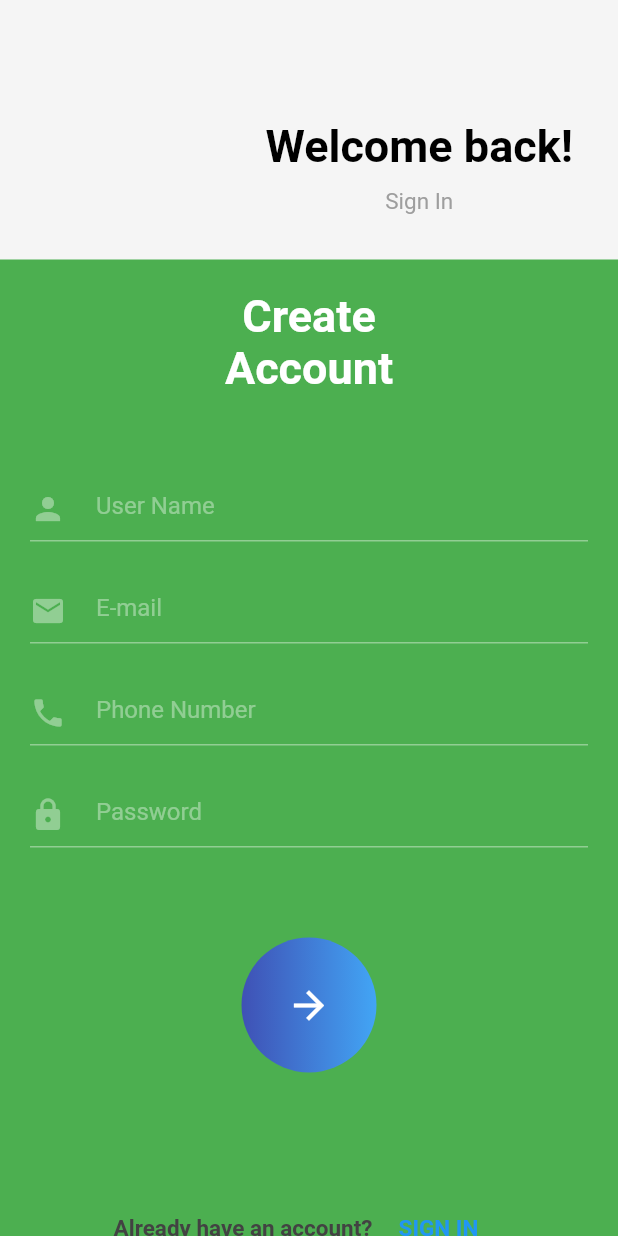
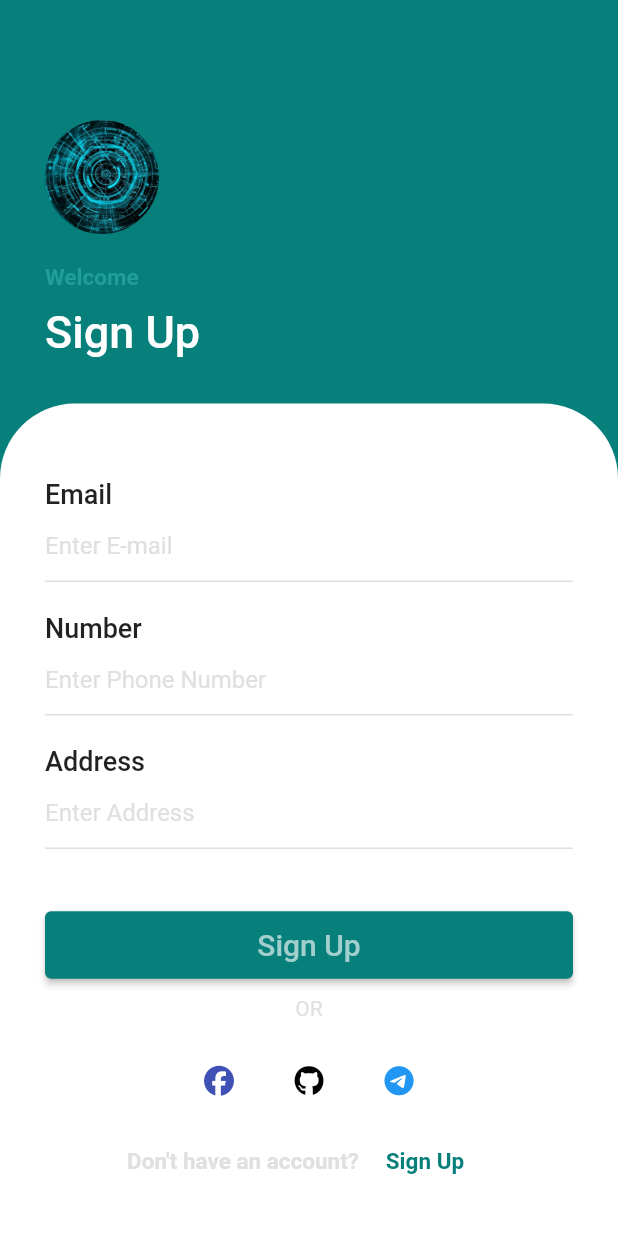
Before and after one commit to NorbekUktamov/databasedemo, a Flutter app: the RegisterPage screen opened by its route, on a phone screen of 412 x 824 dp. Run offline on Flutter 3.47's test engine with Material 2 defaults, Android fonts, the phone set to English and light mode, and no system bars; our stand-ins replace font_awesome_flutter, hive, hive_flutter; accounts and stored records are empty.

Commit message:
database update

```diff
--- a/lib/main.dart
+++ b/lib/main.dart
@@ -27,7 +27,7 @@ class MyApp extends StatelessWidget {
 
         primarySwatch: Colors.blue,
       ),
-      home: LoginPage(),
+      home: RegisterPage(),
       routes: {
         Homepage.id:(context)=>Homepage(),
         SignUpPage.id:(context)=>SignUpPage(),
--- a/lib/models/account_model.dart
+++ b/lib/models/account_model.dart
@@ -0,0 +1,21 @@
+class Account {
+  final String name;
+  final String email;
+  // final String phone;
+  final String password;
+
+
+  Account({required this.email,required this.password,required this.name});
+  //constructor that convert json to object instance
+  Account.fromJson(Map<String, dynamic> json)
+      : email = json['email'],
+        name = json['name'],
+        password=json['password'];
+  //a method that convert object to json
+  Map<String, dynamic> toJson() => {
+    'email': email,
+    'name': name,
+
+    'password':password,
+  };
+}
--- a/lib/models/user_model.dart
+++ b/lib/models/user_model.dart
@@ -1,18 +1,18 @@
 class User {
-   final String name;
-  // final String email;
+   //final String name;
+  final String email;
   // final String phone;
   final String password;
 
 
-  User({required this.name,required this.password});
+  User({required this.email,required this.password,});
   //constructor that convert json to object instance
   User.fromJson(Map<String, dynamic> json)
-      : name = json['name'],
+      : email = json['email'],
         password=json['password'];
   //a method that convert object to json
   Map<String, dynamic> toJson() => {
-    'name': name,
+    'email': email,
 
     'password':password,
   };
--- a/lib/pages/home_page.dart
+++ b/lib/pages/home_page.dart
@@ -23,14 +23,14 @@ class _HomepageState extends State<Homepage> {
     String username=usernameController.text.toString().trim();
     String password =passwordController.text.toString().trim();
 
-    var user=User(name: username, password: password);
+    var user=User(email: username, password: password);
 
     HiveDB().setUser(user);
 
     var user2=HiveDB().getUser();
 
     print(user2.password);
-    print(user2.name);
+    print(user2.email);
 
 
   }
--- a/lib/pages/login_page.dart
+++ b/lib/pages/login_page.dart
@@ -1,6 +1,11 @@
+import 'package:databasedemo/pages/register_page.dart';
 import 'package:flutter/cupertino.dart';
 import 'package:flutter/material.dart';
 import 'package:font_awesome_flutter/font_awesome_flutter.dart';
+
+import '../models/user_model.dart';
+import '../utils/db_service.dart';
+import 'home_page.dart';
 
 class LoginPage extends StatefulWidget {
   const LoginPage({Key? key}) : super(key: key);
@@ -15,6 +20,30 @@ class _LoginPageState extends State<LoginPage> {
   TextEditingController emailController=  TextEditingController();
   TextEditingController passwordController=  TextEditingController();
 
+  void _doLogin(){
+
+
+
+    String email=emailController.text.toString().trim();
+    String password =passwordController.text.toString().trim();
+    if(email.isNotEmpty && password.isNotEmpty){
+      Navigator.pushNamed(context,Homepage.id);
+    }
+
+    var user=User(email: email, password: password);
+
+
+    HiveDB().setUser(user);
+
+    var user2=HiveDB().getUser();
+
+
+    print(user2.password);
+    print(user2.email);
+
+
+  }
+
 
 
 
@@ -24,7 +53,7 @@ class _LoginPageState extends State<LoginPage> {
       body: Container(
         width: double.infinity,
         decoration: BoxDecoration(
-          color: Colors.green,
+          color: Color.fromRGBO(7, 127, 123 ,1),
         ),
         child: Column(
           crossAxisAlignment: CrossAxisAlignment.start,
@@ -52,7 +81,7 @@ class _LoginPageState extends State<LoginPage> {
                   Text(
                     "Welcome",
                     style: TextStyle(
-                        color: Colors.black,
+                        color: Color.fromRGBO(33, 158, 154,1),
                         fontSize: 15,
                         fontWeight: FontWeight.bold),
                   ),
@@ -61,7 +90,7 @@ class _LoginPageState extends State<LoginPage> {
                   ),
                   Text(
                     "Sign In",
-                    style: TextStyle(color: Colors.grey.shade500, fontSize: 30),
+                    style: TextStyle(color: Colors.white, fontSize: 30,fontWeight: FontWeight.w500),
                   )
                 ],
               ),
@@ -81,7 +110,7 @@ class _LoginPageState extends State<LoginPage> {
                       crossAxisAlignment: CrossAxisAlignment.start,
                       children: [
                         SizedBox(
-                          height: 40,
+                          height: 20,
                         ),
                         //#registration
                         //User name
@@ -104,27 +133,9 @@ class _LoginPageState extends State<LoginPage> {
                           ),
                         ),
 
-                        SizedBox(height: 20,),
-                        //Phone
-                        Text("Number",style: TextStyle(fontSize: 18,fontWeight: FontWeight.w500,),),
-                        TextFormField(
-
-                          decoration: InputDecoration(
-                            hintText: 'Enter Phone Number',
-                            hintStyle: TextStyle(color: Colors.grey.shade300),
-                            enabledBorder: UnderlineInputBorder(
-                              borderSide: BorderSide(color: Colors.grey.shade300),
-                            ),
-                            focusedBorder: UnderlineInputBorder(
-                              borderSide: BorderSide(color: Colors.black),
-                            ),
-
-
-                          ),
-                        ),
-                        SizedBox(height: 20,),
+                        SizedBox(height: 40,),
                         //Password
-                        Text("Address",style: TextStyle(fontSize: 18,fontWeight: FontWeight.w500),),
+                        Text("Password",style: TextStyle(fontSize: 18,fontWeight: FontWeight.w500),),
                         TextFormField(
                           controller: passwordController,
                           decoration: InputDecoration(
@@ -141,35 +152,51 @@ class _LoginPageState extends State<LoginPage> {
                         ),
 
                         SizedBox(
-                          height: 50,
+                          height: 30,
+                        ),
+                        Center(
+                          child:Text("Forgot Password?",style: TextStyle(color: Colors.grey.shade300,)) ,
+                        ),
+                        SizedBox(
+                          height: 30,
                         ),
 
                         //#Sign Up button
                         ElevatedButton(
                           style: ElevatedButton.styleFrom(
+                          primary: Color.fromRGBO(7, 127, 123 ,1),
                           ),
                           child: Container(
                             height: 45,
+                            width: double.infinity,
                             alignment: Alignment.center,
-                            decoration: const BoxDecoration(shape: BoxShape.circle),
+                            decoration: const BoxDecoration(
+
+                            ),
                             child: const Text(
                               'Sign In',
-                              style: TextStyle(fontSize: 20),
+                              style: TextStyle(fontSize: 20,color: Color.fromRGBO(162, 207, 205 ,1)),
                             ),
                           ),
-                          onPressed: () {},
+                          onPressed: () {
+                            _doLogin();
+                          },
                         ),
                         SizedBox(height: 10,),
-                        Text("OR",style: TextStyle(color: Colors.grey.shade300,)),
+                        Center(
+                          child:Text("OR",style: TextStyle(color: Colors.grey.shade300,)) ,
+                        ),
+                        SizedBox(height: 30,),
+
 
                         Row(
                           mainAxisAlignment: MainAxisAlignment.center,
                           children: [
-                            Icon(FontAwesomeIcons.facebook, size: 20.0),
-                            SizedBox(width: 10,),
-                            Icon(FontAwesomeIcons.twitter, size: 20.0),
-                            SizedBox(width: 10,),
-                            Icon(FontAwesomeIcons.telegram, size:20.0),
+                            Icon(FontAwesomeIcons.facebook,color:Colors.indigo, size: 20.0),
+                            SizedBox(width: 40,),
+                            Icon(FontAwesomeIcons.github,color: Colors.black, size: 20.0),
+                            SizedBox(width: 40,),
+                            Icon(FontAwesomeIcons.telegram,color: Colors.blue, size:20.0),
                           ],
                         ),
 
@@ -181,12 +208,12 @@ class _LoginPageState extends State<LoginPage> {
                         Row(
                           mainAxisAlignment: MainAxisAlignment.center,
                           children: [
-                            Text("Don't have an account?",style:TextStyle(color: Colors.grey.shade800,fontSize: 15,fontWeight: FontWeight.bold) ,),
+                            Text("Don't have an account?",style:TextStyle(color: Colors.grey.shade300,fontSize: 15,fontWeight: FontWeight.bold) ,),
                             FlatButton(
                               onPressed: (){
-                                //Navigator.pushNamed(context,SignInPage.id);
+                                Navigator.pushNamed(context,RegisterPage.id);
                               },
-                              child: Text("Sign Up",style:TextStyle(color: Colors.blue,fontSize: 15,fontWeight: FontWeight.bold) ,),),
+                              child: Text("Sign In",style:TextStyle(color:Color.fromRGBO(7, 127, 123 ,1),fontSize: 15,fontWeight: FontWeight.bold) ,),),
                           ],
                         ),
                       ],
--- a/lib/pages/register_page.dart
+++ b/lib/pages/register_page.dart
@@ -1,4 +1,10 @@
+import 'package:databasedemo/pages/login_page.dart';
 import 'package:flutter/material.dart';
+import 'package:font_awesome_flutter/font_awesome_flutter.dart';
+
+import '../models/account_model.dart';
+import '../models/user_model.dart';
+import '../utils/db_service.dart';
 
 class RegisterPage extends StatefulWidget {
   const RegisterPage({Key? key}) : super(key: key);
@@ -11,7 +17,28 @@ class RegisterPage extends StatefulWidget {
 class _RegisterPageState extends State<RegisterPage> {
 
   TextEditingController emailController=  TextEditingController();
-  TextEditingController passwordController=  TextEditingController();
+  TextEditingController phoneController=  TextEditingController();
+  TextEditingController addressdController=  TextEditingController();
+
+  void _doSignIn(){
+
+
+    String email=emailController.text.toString().trim();
+    String phone =phoneController.text.toString().trim();
+    String adress =addressdController.text.toString().trim();
+
+    var account=Account(name: phone, password: adress,email: email);
+
+    HiveDB().setAccount(account);
+
+    var account2=HiveDB().getAccount();
+
+    print(account2.password);
+    print(account2.name);
+    print(account2.email);
+
+
+  }
 
 
   @override
@@ -20,32 +47,44 @@ class _RegisterPageState extends State<RegisterPage> {
       body: Container(
         width: double.infinity,
         decoration: BoxDecoration(
-          color: Colors.grey.shade100,
+          color: Color.fromRGBO(7, 127, 123 ,1),
         ),
         child: Column(
-          crossAxisAlignment: CrossAxisAlignment.end,
+          crossAxisAlignment: CrossAxisAlignment.start,
           children: [
             SizedBox(height: 50),
-
             //#login,#welcome
             Padding(
               padding: EdgeInsets.all(30),
               child: Column(
-                crossAxisAlignment: CrossAxisAlignment.center,
+                crossAxisAlignment: CrossAxisAlignment.start,
+                mainAxisAlignment: MainAxisAlignment.start,
                 children: [
+                  //image
+                  ClipOval(
+                    child: SizedBox.fromSize(
+                      size: Size.fromRadius(38), // Image radius
+                      child:Image(
+                        image:AssetImage('assets/images/ic_image.jpeg'),
+                        fit: BoxFit.cover,
+                      ),
+                    ),
+                  ),
+                  SizedBox(
+                    height: 20,),
                   Text(
-                    "Welcome back!",
+                    "Welcome",
                     style: TextStyle(
-                        color: Colors.black,
-                        fontSize: 30,
+                        color: Color.fromRGBO(33, 158, 154,1),
+                        fontSize: 15,
                         fontWeight: FontWeight.bold),
                   ),
                   SizedBox(
                     height: 10,
                   ),
                   Text(
-                    "Sign In",
-                    style: TextStyle(color: Colors.grey.shade500, fontSize: 15),
+                    "Sign Up",
+                    style: TextStyle(color: Colors.white, fontSize: 30,fontWeight: FontWeight.w500),
                   )
                 ],
               ),
@@ -53,46 +92,35 @@ class _RegisterPageState extends State<RegisterPage> {
 
             Expanded(
               child: Container(
+                width: double.infinity,
                 decoration: BoxDecoration(
-                  color: Colors.green,
+                  color: Colors.white,
+                  borderRadius: BorderRadius.only(topLeft: Radius.circular(50),topRight: Radius.circular(50)),
                 ),
                 child: SingleChildScrollView(
                   child: Padding(
-                    padding: EdgeInsets.all(20),
+                    padding: EdgeInsets.all(30),
                     child: Column(
-                      crossAxisAlignment: CrossAxisAlignment.center,
+                      crossAxisAlignment: CrossAxisAlignment.start,
                       children: [
-                        Text(
-                          "Create",
-                          style: TextStyle(color: Colors.white, fontSize: 30,fontWeight: FontWeight.bold),
+                        SizedBox(
+                          height: 20,
                         ),
-                        Text(
-                          "Account",
-                          style: TextStyle(color: Colors.white, fontSize: 30,fontWeight: FontWeight.bold),
-                        ),
-                        SizedBox(
-                          height: 50,
-                        ),
-
                         //#registration
                         //User name
+                        Text("Email",style: TextStyle(fontSize: 18,fontWeight: FontWeight.w500),),
+
+                        //Email
                         TextFormField(
-
+                          controller: emailController,
                           decoration: InputDecoration(
-                            prefixIconConstraints:BoxConstraints(minWidth: 23, maxHeight: 20),
-                            prefixIcon: Padding(
-                              padding: const EdgeInsets.only(right: 20),
-                              child: Icon(
-                                Icons.person,
-                                color: Colors.white38,
-                              ),),
-                            hintText: 'User Name',
-                            hintStyle: TextStyle(color: Colors.white38),
+                            hintText: 'Enter E-mail',
+                            hintStyle: TextStyle(color: Colors.grey.shade300),
                             enabledBorder: UnderlineInputBorder(
-                              borderSide: BorderSide(color: Colors.white38),
+                              borderSide: BorderSide(color: Colors.grey.shade300),
                             ),
                             focusedBorder: UnderlineInputBorder(
-                              borderSide: BorderSide(color: Colors.white38),
+                              borderSide: BorderSide(color: Colors.black),
                             ),
 
 
@@ -100,119 +128,99 @@ class _RegisterPageState extends State<RegisterPage> {
                         ),
 
                         SizedBox(height: 20,),
-                        //Email
+                        //Password
+                        Text("Number",style: TextStyle(fontSize: 18,fontWeight: FontWeight.w500),),
                         TextFormField(
-                          controller: emailController,
+                          controller: phoneController,
                           decoration: InputDecoration(
-                            prefixIconConstraints:BoxConstraints(minWidth: 23, maxHeight: 20),
-                            prefixIcon: Padding(
-                              padding: const EdgeInsets.only(right: 20),
-                              child: Icon(
-                                Icons.email,
-                                color: Colors.white38,
-                              ),),
-                            hintText: 'E-mail',
-                            hintStyle: TextStyle(color: Colors.white38),
+                            hintText: 'Enter Phone Number',
+                            hintStyle: TextStyle(color: Colors.grey.shade300),
                             enabledBorder: UnderlineInputBorder(
-                              borderSide: BorderSide(color: Colors.white38),
+                              borderSide: BorderSide(color: Colors.grey.shade300),
                             ),
                             focusedBorder: UnderlineInputBorder(
-                              borderSide: BorderSide(color: Colors.white38),
+                              borderSide: BorderSide(color: Colors.black),
                             ),
-
-
-                          ),
-                        ),
-
-                        SizedBox(height: 20,),
-                        //Phone
-                        TextFormField(
-
-                          decoration: InputDecoration(
-                            prefixIconConstraints:BoxConstraints(minWidth: 23, maxHeight: 20),
-                            prefixIcon: Padding(
-                              padding: const EdgeInsets.only(right: 20),
-                              child: Icon(
-                                Icons.phone,
-                                color: Colors.white38,
-                              ),),
-                            hintText: 'Phone Number',
-                            hintStyle: TextStyle(color: Colors.white38),
-                            enabledBorder: UnderlineInputBorder(
-                              borderSide: BorderSide(color: Colors.white38),
-                            ),
-                            focusedBorder: UnderlineInputBorder(
-                              borderSide: BorderSide(color: Colors.white38),
-                            ),
-
-
-                          ),
-                        ),
-                        SizedBox(height: 20,),
-                        //Password
-                        TextFormField(
-                          controller: passwordController,
-                          decoration: InputDecoration(
-                            prefixIconConstraints:BoxConstraints(minWidth: 23, maxHeight: 20),
-                            prefixIcon: Padding(
-                              padding: const EdgeInsets.only(right: 20),
-                              child: Icon(
-                                Icons.lock,
-                                color: Colors.white38,
-                              ),),
-                            hintText: 'Password',
-                            hintStyle: TextStyle(color: Colors.white38),
-                            enabledBorder: UnderlineInputBorder(
-                              borderSide: BorderSide(color: Colors.white38),
-                            ),
-                            focusedBorder: UnderlineInputBorder(
-                              borderSide: BorderSide(color: Colors.white38),
-                            ),
-
 
                           ),
                         ),
 
                         SizedBox(
-                          height: 60,
+                          height: 20,
+                        ),
+                        Text("Address",style: TextStyle(fontSize: 18,fontWeight: FontWeight.w500),),
+                        TextFormField(
+                          controller: addressdController,
+                          decoration: InputDecoration(
+                            hintText: 'Enter Address',
+                            hintStyle: TextStyle(color: Colors.grey.shade300),
+                            enabledBorder: UnderlineInputBorder(
+                              borderSide: BorderSide(color: Colors.grey.shade300),
+                            ),
+                            focusedBorder: UnderlineInputBorder(
+                              borderSide: BorderSide(color: Colors.black),
+                            ),
+
+                          ),
+                        ),
+
+                        SizedBox(
+                          height: 40,
                         ),
 
                         //#Sign Up button
-                        FlatButton(
+                        ElevatedButton(
+                          style: ElevatedButton.styleFrom(
+                            primary: Color.fromRGBO(7, 127, 123 ,1),
+                          ),
+                          child: Container(
+                            height: 45,
+                            width: double.infinity,
+                            alignment: Alignment.center,
+                            decoration: const BoxDecoration(
+
+                            ),
+                            child: const Text(
+                              'Sign Up',
+                              style: TextStyle(fontSize: 20,color: Color.fromRGBO(162, 207, 205 ,1)),
+                            ),
+                          ),
                           onPressed: () {
+                            _doSignIn();
+                          },
+                        ),
+                        SizedBox(height: 10,),
+                        Center(
+                          child:Text("OR",style: TextStyle(color: Colors.grey.shade300,)) ,
+                        ),
+                        SizedBox(height: 30,),
 
 
-                          },
-                          child: Container(
-                            height: 90,
-                            width: 90,
-                            padding: EdgeInsets.all(15),
-                            decoration: BoxDecoration(
-                              color: Colors.blue,
-                              borderRadius: BorderRadius.circular(50),
-                              gradient: LinearGradient(
-                                  colors: [Colors.indigo,Colors.blue.shade400,],
-                                  end: Alignment.topRight,
-                                  begin: Alignment.topLeft
-                              ),
+                        Row(
+                          mainAxisAlignment: MainAxisAlignment.center,
+                          children: [
+                            Icon(FontAwesomeIcons.facebook,color:Colors.indigo, size: 20.0),
+                            SizedBox(width: 40,),
+                            Icon(FontAwesomeIcons.github,color: Colors.black, size: 20.0),
+                            SizedBox(width: 40,),
+                            Icon(FontAwesomeIcons.telegram,color: Colors.blue, size:20.0),
+                          ],
+                        ),
 
-                            ),
+                        SizedBox(
+                          height: 20,
+                        ),
 
-                            child: Icon(Icons.arrow_forward_outlined,color: Colors.white,size:30,),
-                          ),),
-                        SizedBox(
-                          height: 80,
-                        ),
                         //#Bottom
                         Row(
                           mainAxisAlignment: MainAxisAlignment.center,
                           children: [
-                            Text("Already have an account?",style:TextStyle(color: Colors.grey.shade800,fontSize: 15,fontWeight: FontWeight.bold) ,),
+                            Text("Don't have an account?",style:TextStyle(color: Colors.grey.shade300,fontSize: 15,fontWeight: FontWeight.bold) ,),
                             FlatButton(
                               onPressed: (){
-                                //Navigator.pushNamed(context,SignInPage.id);
+                                Navigator.pushNamed(context,LoginPage.id);
                               },
-                              child: Text("SIGN IN",style:TextStyle(color: Colors.blue,fontSize: 15,fontWeight: FontWeight.bold) ,),),
+                              child: Text("Sign Up",style:TextStyle(color:Color.fromRGBO(7, 127, 123 ,1),fontSize: 15,fontWeight: FontWeight.bold) ,),),
                           ],
                         ),
                       ],
--- a/lib/utils/db_service.dart
+++ b/lib/utils/db_service.dart
@@ -1,10 +1,11 @@
+import 'package:databasedemo/models/account_model.dart';
 import 'package:hive/hive.dart';
-
 import '../models/user_model.dart';
 
 class HiveDB{
 
   var box =Hive.box("hive_database");
+  var box1 =Hive.box("hive_database1");
 
   void setUser(User user) async {
     box.put('user',user.toJson());
@@ -14,10 +15,12 @@ class HiveDB{
     var user = User.fromJson(box.get("user"));
     return user;
   }
-
-  void removeUser(){
-    box.delete("user");
+  void setAccount(Account account) async {
+    box1.put('account',account.toJson());
+  }
+  Account getAccount() {
+    var account = Account.fromJson(box1.get("account"));
+    return account;
   }
 
-
 }
```
